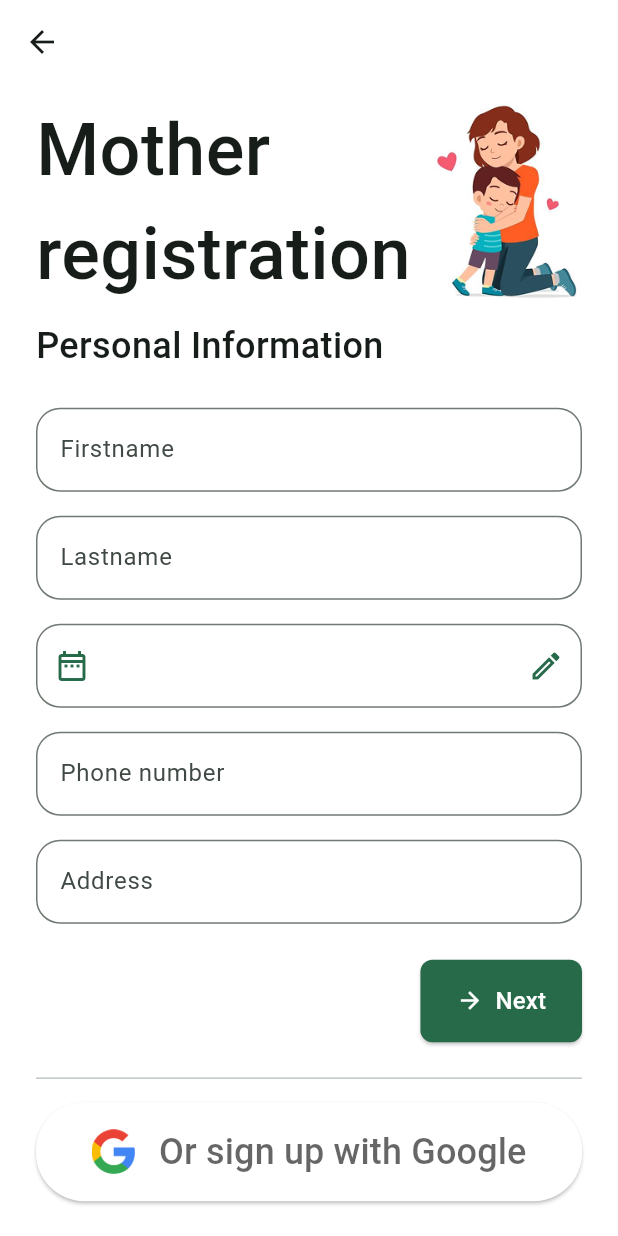
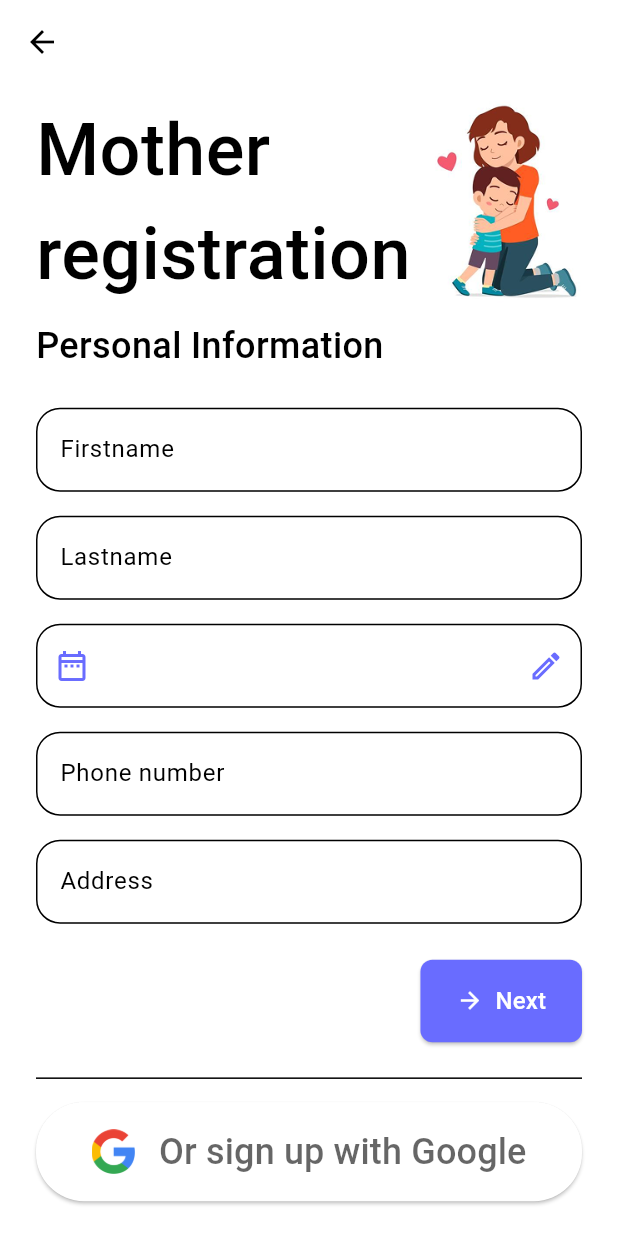
Before and after one commit to jPael/carenest, a Flutter app: the WelcomePage screen opened directly, after a tap on "Sign up", on a phone screen of 412 x 824 dp. Run offline on Flutter 3.47's test engine with Material 3 defaults, Android fonts, the phone set to English and light mode, and no system bars; our stand-ins replace cloud_firestore, firebase_auth, firebase_core, fluttertoast, ionicons, table_calendar and 1 more; accounts and stored records are empty; network calls fail.

Commit message:
Reapply "color theme updated"
This reverts commit 86256ea7d4c833cc2abda0c9512504e3b661c65c.

```diff
--- a/lib/components/button/custom_button.dart
+++ b/lib/components/button/custom_button.dart
@@ -1,4 +1,5 @@
 import 'package:flutter/material.dart';
+import 'package:smartguide_app/utils/utils.dart';
 
 enum SocialButtonType { google }
 
@@ -83,26 +84,37 @@ class CustomButton extends StatelessWidget {
       required String label,
       required VoidCallback onPressed,
       Color? color,
+      bool isLoading = false,
       double? radius}) {
-    return Row(
-      mainAxisAlignment: MainAxisAlignment.center,
-      children: [
-        Expanded(
-          child: ElevatedButton(
-              style: ButtonStyle(
-                  padding: WidgetStateProperty.all(EdgeInsets.symmetric(vertical: 8 * 2)),
-                  shape: WidgetStateProperty.all(RoundedRectangleBorder(
-                      borderRadius: BorderRadius.circular(radius != null ? 8 * radius : 8 * 1))),
-                  backgroundColor:
-                      WidgetStateProperty.all(color ?? Theme.of(context).colorScheme.primary)),
-              onPressed: onPressed,
-              child: Text(
-                label,
-                style: TextStyle(fontSize: 8 * 3, color: Colors.white),
-              )),
-        )
-      ],
-    );
+    final padding = EdgeInsets.symmetric(vertical: 8 * 2, horizontal: 4 * 16);
+    final borderRadius = BorderRadius.circular(radius != null ? 8 * radius : 8 * 1);
+    final bgColor = isLoading
+        ? muteColor(Theme.of(context).colorScheme.primary)
+        : color ?? Theme.of(context).colorScheme.primary;
+
+    return ElevatedButton(
+        style: ButtonStyle(
+            padding: WidgetStateProperty.all(padding),
+            shape: WidgetStateProperty.all(RoundedRectangleBorder(borderRadius: borderRadius)),
+            backgroundColor: WidgetStateProperty.all(bgColor)),
+        onPressed: isLoading ? () {} : onPressed,
+        child: Row(
+          spacing: 4 * 2,
+          mainAxisAlignment: MainAxisAlignment.center,
+          children: [
+            isLoading
+                ? SizedBox.square(
+                    dimension: 4 * 7,
+                    child: CircularProgressIndicator(
+                      color: Colors.white,
+                    ),
+                  )
+                : Text(
+                    label,
+                    style: TextStyle(fontSize: 8 * 3, color: Colors.white),
+                  ),
+          ],
+        ));
   }
 
   static Widget social(
@@ -196,7 +208,7 @@ class CustomButton extends StatelessWidget {
         ),
         Text(
           label ?? "",
-          style: TextStyle(fontSize: 8 * 3, fontWeight: FontWeight.w500),
+          style: TextStyle(fontSize: 8 * 3, fontWeight: FontWeight.w500, color: Colors.white),
         )
       ],
     );
--- a/lib/components/form/custom_form.dart
+++ b/lib/components/form/custom_form.dart
@@ -7,12 +7,14 @@ class CustomForm extends StatelessWidget {
     required this.children,
     required this.actions,
     this.socials = const [],
+    this.actionMainAxisAlignment,
   });
 
   final String? label;
   final List<Widget> children;
   final List<Widget> actions;
   final List<Widget> socials;
+  final MainAxisAlignment? actionMainAxisAlignment;
 
   @override
   Widget build(BuildContext context) {
@@ -35,7 +37,7 @@ class CustomForm extends StatelessWidget {
           height: 8 * 3,
         ),
         Row(
-          mainAxisAlignment: MainAxisAlignment.end,
+          mainAxisAlignment: actionMainAxisAlignment ?? MainAxisAlignment.end,
           children: [...actions],
         ),
         const SizedBox(
--- a/lib/error/app_error.dart
+++ b/lib/error/app_error.dart
@@ -1,4 +1,3 @@
-import 'package:flutter/material.dart';
 import 'package:smartguide_app/error/firebase_auth_error_constants.dart';
 
 String errorMessage(String code) {
--- a/lib/main.dart
+++ b/lib/main.dart
@@ -13,13 +13,15 @@ void main() async {
   );
 
   runApp(MultiProvider(
-      providers: [ChangeNotifierProvider(create: (context) => User())], child: const MyApp()));
+      providers: [ChangeNotifierProvider(create: (context) => User())], child: MyApp()));
 }
 
 GlobalKey<NavigatorState> navigatorKey = GlobalKey<NavigatorState>();
 
 class MyApp extends StatelessWidget {
-  const MyApp({super.key});
+  MyApp({super.key});
+
+  final Color primaryColor = Color(0xFF696CFF);
 
   // This widget is the root of your application.
   @override
@@ -27,7 +29,9 @@ class MyApp extends StatelessWidget {
     return MaterialApp(
       title: 'CareNest',
       theme: ThemeData(
-        colorScheme: ColorScheme.fromSeed(seedColor: Colors.greenAccent),
+        primaryColor: primaryColor,
+        colorScheme: ColorScheme.light(
+            primary: primaryColor, secondary: primaryColor.withValues(alpha: 0.8)),
         useMaterial3: true,
       ),
       debugShowCheckedModeBanner: false,
--- a/lib/pages/landing_page.dart
+++ b/lib/pages/landing_page.dart
@@ -25,7 +25,7 @@ class LandingPage extends StatelessWidget {
                     margin: const EdgeInsets.only(top: 8 * 8, right: 8 * 5),
                     padding: const EdgeInsets.symmetric(vertical: 8 * 8, horizontal: 8 * 8),
                     decoration: BoxDecoration(
-                        color: Theme.of(context).colorScheme.inversePrimary,
+                        color: Theme.of(context).colorScheme.primary,
                         borderRadius: BorderRadius.only(
                             topRight: Radius.circular(8 * 15),
                             bottomRight: Radius.circular(8 * 15))),
--- a/lib/pages/mother/profile/profile_view.dart
+++ b/lib/pages/mother/profile/profile_view.dart
@@ -47,7 +47,7 @@ class _ProfileViewState extends State<ProfileView> {
           return Column(
             children: [
               ProfileUserSection(
-                firstname: data[UserFields.firstname]!,
+                firstname: data![UserFields.firstname]!,
                 email: data[UserFields.email] as String,
               ),
               CustomSection(
--- a/lib/pages/mother/welcome_page.dart
+++ b/lib/pages/mother/welcome_page.dart
@@ -36,11 +36,17 @@ class WelcomePage extends StatelessWidget {
               ),
               Padding(
                 padding: const EdgeInsets.symmetric(horizontal: 8 * 6),
-                child: CustomButton.large(
-                  context: context,
-                  label: "Get started",
-                  onPressed: () => Navigator.push(
-                      context, MaterialPageRoute(builder: (context) => MotherSigninPage())),
+                child: Row(
+                  children: [
+                    Expanded(
+                      child: CustomButton.large(
+                        context: context,
+                        label: "Get started",
+                        onPressed: () => Navigator.push(
+                            context, MaterialPageRoute(builder: (context) => MotherSigninPage())),
+                      ),
+                    ),
+                  ],
                 ),
               ),
               const SizedBox(
```
Also changed, not shown: lib/models/user.dart (+11 -2 lines), lib/pages/mother/settings/settings_prenatal_records_page.dart (+11 -28 lines), lib/pages/mother/signin/mother_signin_page.dart (+66 -11 lines), lib/utils/utils.dart (+10 -0 lines), lib/assets/images/landingpage_bg.png, 4 other files.
